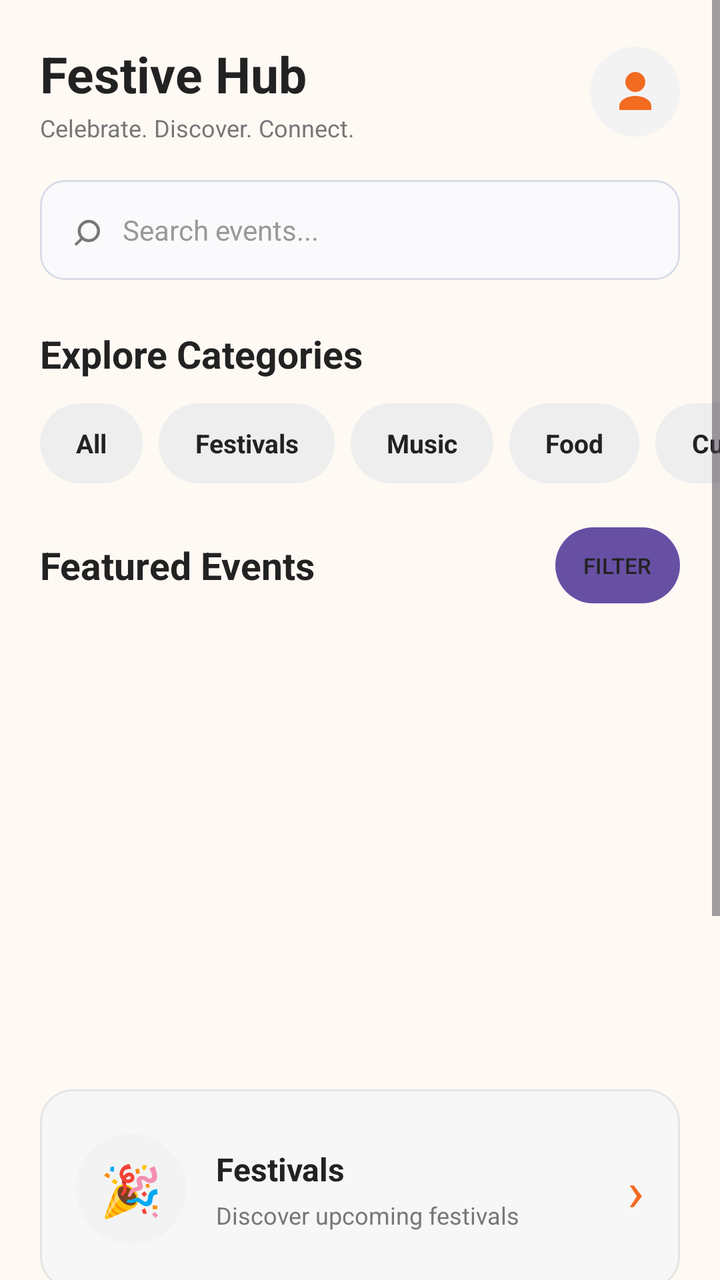
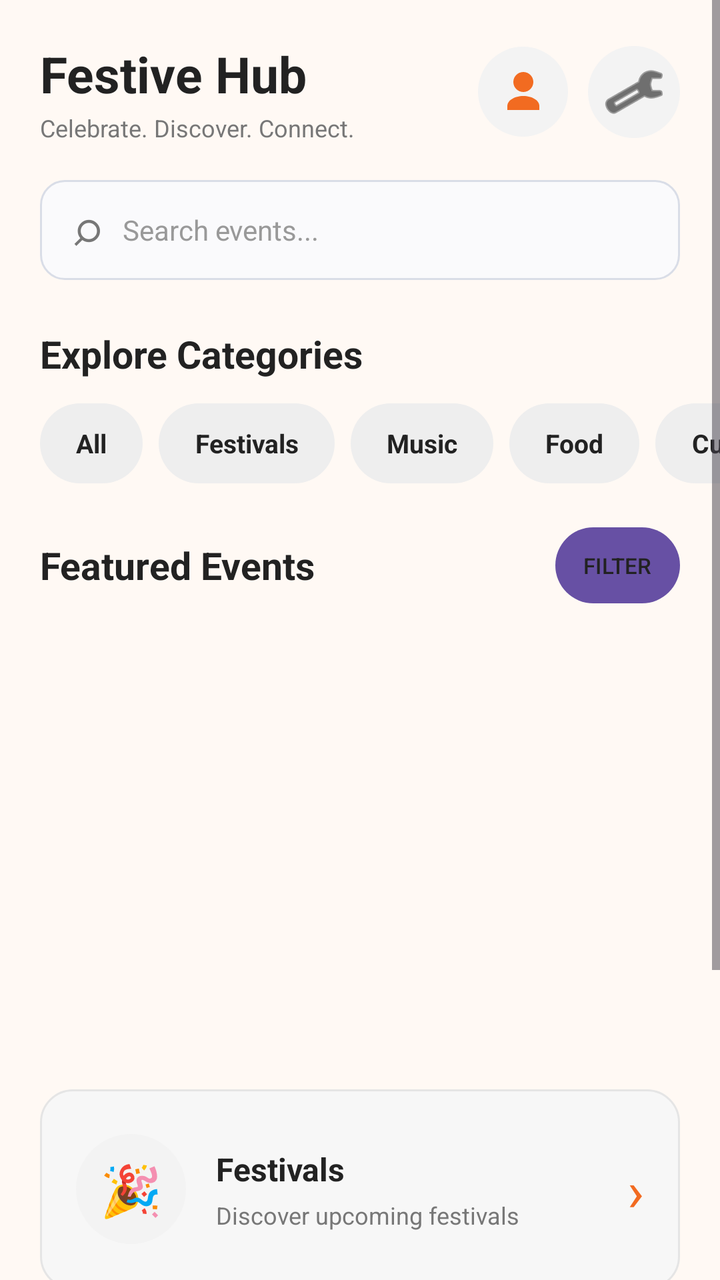

Screens rendered from an Android XML layout before and after an edit, with the pre-edit source and the edit as a unified diff.
<!-- AndroidManifest.xml: application theme Theme.Festive_hub -->
<!-- res/layout/activity_main.xml -->
<?xml version="1.0" encoding="utf-8"?>
<ScrollView
    xmlns:android="http://schemas.android.com/apk/res/android"
    xmlns:app="http://schemas.android.com/apk/res-auto"
    xmlns:tools="http://schemas.android.com/tools"
    android:layout_width="match_parent"
    android:layout_height="match_parent"
    android:background="#FFF9F4"
    android:fillViewport="true"
    tools:context=".MainActivity">

    <LinearLayout
        android:id="@+id/main"
        android:layout_width="match_parent"
        android:layout_height="wrap_content"
        android:orientation="vertical"
        android:paddingBottom="24dp">

        <LinearLayout
            android:layout_width="match_parent"
            android:layout_height="wrap_content"
            android:gravity="center_vertical"
            android:orientation="horizontal"
            android:paddingStart="20dp"
            android:paddingTop="20dp"
            android:paddingEnd="20dp"
            android:paddingBottom="12dp">

            <LinearLayout
                android:layout_width="0dp"
                android:layout_height="wrap_content"
                android:layout_weight="1"
                android:orientation="vertical">

                <TextView
                    android:layout_width="wrap_content"
                    android:layout_height="wrap_content"
                    android:text="Festive Hub"
                    android:textColor="#222222"
                    android:textSize="25sp"
                    android:textStyle="bold" />

                <TextView
                    android:layout_width="wrap_content"
                    android:layout_height="wrap_content"
                    android:layout_marginTop="2dp"
                    android:text="Celebrate. Discover. Connect."
                    android:textColor="#777777"
                    android:textSize="12sp" />

            </LinearLayout>

            <ImageButton
                android:id="@+id/btnProfile"
                android:layout_width="45dp"
                android:layout_height="45dp"
                android:background="@drawable/bg_circle_light"
                android:contentDescription="Profile"
                android:padding="10dp"
                app:srcCompat="@drawable/ic_profile" />

        </LinearLayout>

        <LinearLayout
            android:layout_width="match_parent"
            android:layout_height="50dp"
            android:layout_marginStart="20dp"
            android:layout_marginTop="6dp"
            android:layout_marginEnd="20dp"
            android:background="@drawable/bg_input"
            android:gravity="center_vertical"
            android:orientation="horizontal"
            android:paddingStart="16dp"
            android:paddingEnd="16dp">

            <TextView
                android:layout_width="wrap_content"
                android:layout_height="wrap_content"
                android:text="⌕"
                android:textColor="#777777"
                android:textSize="24sp" />

            <EditText
                android:id="@+id/etSearchEvents"
                android:layout_width="0dp"
                android:layout_height="match_parent"
                android:layout_marginStart="10dp"
                android:layout_weight="1"
                android:background="@android:color/transparent"
                android:hint="Search events..."
                android:singleLine="true"
                android:textColor="#222222"
                android:textColorHint="#999999"
                android:textSize="14sp" />

        </LinearLayout>

        <TextView
            android:layout_width="wrap_content"
            android:layout_height="wrap_content"
            android:layout_marginStart="20dp"
            android:layout_marginTop="24dp"
            android:text="Explore Categories"
            android:textColor="#222222"
            android:textSize="19sp"
            android:textStyle="bold" />

        <HorizontalScrollView
            android:layout_width="match_parent"
            android:layout_height="wrap_content"
            android:layout_marginTop="12dp"
            android:scrollbars="none">

            <LinearLayout
                android:layout_width="wrap_content"
                android:layout_height="wrap_content"
                android:orientation="horizontal"
                android:paddingStart="20dp"
                android:paddingEnd="20dp">

                <TextView
                    android:id="@+id/categoryAll"
                    android:layout_width="wrap_content"
                    android:layout_height="40dp"
                    android:background="@drawable/bg_category"
                    android:gravity="center"
                    android:paddingStart="18dp"
                    android:paddingEnd="18dp"
                    android:text="All"
                    android:textColor="#222222"
                    android:textSize="13sp"
                    android:textStyle="bold" />

                <TextView
                    android:id="@+id/categoryFestivals"
                    android:layout_width="wrap_content"
                    android:layout_height="40dp"
                    android:layout_marginStart="8dp"
                    android:background="@drawable/bg_category"
                    android:gravity="center"
                    android:paddingStart="18dp"
                    android:paddingEnd="18dp"
                    android:text="Festivals"
                    android:textColor="#222222"
                    android:textSize="13sp"
                    android:textStyle="bold" />

                <TextView
                    android:id="@+id/categoryMusic"
                    android:layout_width="wrap_content"
                    android:layout_height="40dp"
                    android:layout_marginStart="8dp"
                    android:background="@drawable/bg_category"
                    android:gravity="center"
                    android:paddingStart="18dp"
                    android:paddingEnd="18dp"
                    android:text="Music"
                    android:textColor="#222222"
                    android:textSize="13sp"
                    android:textStyle="bold" />

                <TextView
                    android:id="@+id/categoryFood"
                    android:layout_width="wrap_content"
                    android:layout_height="40dp"
                    android:layout_marginStart="8dp"
                    android:background="@drawable/bg_category"
                    android:gravity="center"
                    android:paddingStart="18dp"
                    android:paddingEnd="18dp"
                    android:text="Food"
                    android:textColor="#222222"
                    android:textSize="13sp"
                    android:textStyle="bold" />

                <TextView
                    android:id="@+id/categoryCulture"
                    android:layout_width="wrap_content"
                    android:layout_height="40dp"
                    android:layout_marginStart="8dp"
                    android:background="@drawable/bg_category"
                    android:gravity="center"
                    android:paddingStart="18dp"
                    android:paddingEnd="18dp"
                    android:text="Culture"
                    android:textColor="#222222"
                    android:textSize="13sp"
                    android:textStyle="bold" />

            </LinearLayout>

        </HorizontalScrollView>

        <LinearLayout
            android:layout_width="match_parent"
            android:layout_height="wrap_content"
            android:layout_marginStart="20dp"
            android:layout_marginTop="22dp"
            android:layout_marginEnd="20dp"
            android:gravity="center_vertical"
            android:orientation="horizontal">

            <TextView
                android:layout_width="0dp"
                android:layout_height="wrap_content"
                android:layout_weight="1"
                android:text="Featured Events"
                android:textColor="#222222"
                android:textSize="19sp"
                android:textStyle="bold" />

            <Button
                android:id="@+id/btnFilter"
                android:layout_width="wrap_content"
                android:layout_height="38dp"
                android:background="@drawable/bg_filter_button"
                android:minWidth="0dp"
                android:paddingStart="14dp"
                android:paddingEnd="14dp"
                android:text="FILTER"
                android:textAllCaps="false"
                android:textColor="#222222"
                android:textSize="11sp" />

        </LinearLayout>

        <androidx.viewpager2.widget.ViewPager2
            android:id="@+id/bannerCarousel"
            android:layout_width="match_parent"
            android:layout_height="200dp"
            android:layout_marginStart="20dp"
            android:layout_marginTop="13dp"
            android:layout_marginEnd="20dp"
            android:clipChildren="false"
            android:clipToPadding="false" />

        <LinearLayout
            android:id="@+id/bannerDots"
            android:layout_width="match_parent"
            android:layout_height="wrap_content"
            android:layout_marginTop="8dp"
            android:gravity="center"
            android:orientation="horizontal" />

        <LinearLayout
            android:id="@+id/cardFestivals"
            android:layout_width="match_parent"
            android:layout_height="100dp"
            android:layout_marginStart="20dp"
            android:layout_marginTop="22dp"
            android:layout_marginEnd="20dp"
            android:background="@drawable/bg_card"
            android:gravity="center_vertical"
            android:orientation="horizontal"
            android:padding="18dp">

            <TextView
                android:layout_width="55dp"
                android:layout_height="55dp"
                android:background="@drawable/bg_circle_light"
                android:gravity="center"
                android:text="🎉"
                android:textSize="25sp" />

            <LinearLayout
                android:layout_width="0dp"
                android:layout_height="wrap_content"
                android:layout_marginStart="15dp"
                android:layout_weight="1"
                android:orientation="vertical">

                <TextView
                    android:layout_width="wrap_content"
                    android:layout_height="wrap_content"
                    android:text="Festivals"
                    android:textColor="#222222"
                    android:textSize="16sp"
                    android:textStyle="bold" />

                <TextView
                    android:layout_width="wrap_content"
                    android:layout_height="wrap_content"
                    android:layout_marginTop="4dp"
                    android:text="Discover upcoming festivals"
                    android:textColor="#777777"
                    android:textSize="12sp" />

            </LinearLayout>

            <TextView
                android:layout_width="wrap_content"
                android:layout_height="wrap_content"
                android:text="›"
                android:textColor="#F26B21"
                android:textSize="28sp" />

        </LinearLayout>

        <LinearLayout
            android:id="@+id/cardEvents"
            android:layout_width="match_parent"
            android:layout_height="100dp"
            android:layout_marginStart="20dp"
            android:layout_marginTop="12dp"
            android:layout_marginEnd="20dp"
            android:background="@drawable/bg_card"
            android:gravity="center_vertical"
            android:orientation="horizontal"
            android:padding="18dp">

            <TextView
                android:layout_width="55dp"
                android:layout_height="55dp"
                android:background="@drawable/bg_circle_light"
                android:gravity="center"
                android:text="📅"
                android:textSize="25sp" />

            <LinearLayout
                android:layout_width="0dp"
                android:layout_height="wrap_content"
                android:layout_marginStart="15dp"
                android:layout_weight="1"
                android:orientation="vertical">

                <TextView
                    android:layout_width="wrap_content"
                    android:layout_height="wrap_content"
                    android:text="Events"
                    android:textColor="#222222"
                    android:textSize="16sp"
                    android:textStyle="bold" />

                <TextView
                    android:layout_width="wrap_content"
                    android:layout_height="wrap_content"
                    android:layout_marginTop="4dp"
                    android:text="Find exciting events near you"
                    android:textColor="#777777"
                    android:textSize="12sp" />

            </LinearLayout>

            <TextView
                android:layout_width="wrap_content"
                android:layout_height="wrap_content"
                android:text="›"
                android:textColor="#F26B21"
                android:textSize="28sp" />

        </LinearLayout>

        <TextView
            android:layout_width="wrap_content"
            android:layout_height="wrap_content"
            android:layout_marginStart="20dp"
            android:layout_marginTop="26dp"
            android:text="Upcoming Events"
            android:textColor="#222222"
            android:textSize="19sp"
            android:textStyle="bold" />

        <TextView
            android:id="@+id/tvNoEvents"
            android:layout_width="match_parent"
            android:layout_height="wrap_content"
            android:layout_marginStart="20dp"
            android:layout_marginTop="20dp"
            android:layout_marginEnd="20dp"
            android:gravity="center"
            android:text="No upcoming events available."
            android:textColor="#777777"
            android:textSize="15sp"
            android:visibility="gone" />

        <TextView
            android:id="@+id/btnSettings"
            android:layout_width="50dp"
            android:layout_height="50dp"
            android:background="@drawable/bg_circle_light"
            android:clickable="true"
            android:contentDescription="Settings"
            android:focusable="true"
            android:gravity="center"
            android:text="⚙"
            android:textColor="#F26B21"
            android:textSize="24sp" />
        <LinearLayout
            android:id="@+id/eventsContainer"
            android:layout_width="match_parent"
            android:layout_height="wrap_content"
            android:layout_marginTop="12dp"
            android:orientation="vertical"
            android:paddingStart="20dp"
            android:paddingEnd="20dp" />

    </LinearLayout>

</ScrollView>
<!-- resources referenced by this layout -->
<resources>
  <!-- drawable bg_card (drawable) -->
  <?xml version="1.0" encoding="utf-8"?>
  <shape xmlns:android="http://schemas.android.com/apk/res/android"
      android:shape="rectangle">
  
      <solid android:color="#F7F7F7"/>
  
      <stroke
          android:width="1dp"
          android:color="#E5E5E5"/>
  
      <corners android:radius="16dp"/>
  
  </shape>
  <!-- drawable bg_category (drawable) -->
  <?xml version="1.0" encoding="utf-8"?>
  <selector xmlns:android="http://schemas.android.com/apk/res/android">
  
      <item android:state_selected="true">
          <shape android:shape="rectangle">
              <solid android:color="#F26B21" />
              <corners android:radius="20dp" />
              <padding
                  android:left="12dp"
                  android:right="12dp"
                  android:top="6dp"
                  android:bottom="6dp" />
          </shape>
      </item>
  
      <item>
          <shape android:shape="rectangle">
              <solid android:color="#EEEEEE" />
              <corners android:radius="20dp" />
              <padding
                  android:left="12dp"
                  android:right="12dp"
                  android:top="6dp"
                  android:bottom="6dp" />
          </shape>
      </item>
  
  </selector>
  <!-- drawable bg_circle_light (drawable) -->
  <?xml version="1.0" encoding="utf-8"?>
  <shape xmlns:android="http://schemas.android.com/apk/res/android"
      android:shape="oval">
  
      <solid android:color="#F3F3F3"/>
  
  </shape>
  <!-- drawable bg_filter_button (drawable) -->
  <?xml version="1.0" encoding="utf-8"?>
  <shape xmlns:android="http://schemas.android.com/apk/res/android"
      android:shape="rectangle">
  
      <solid android:color="#111111" />
  
      <corners android:radius="24dp" />
  
  </shape>
  <!-- drawable bg_input (drawable) -->
  <?xml version="1.0" encoding="utf-8"?>
  <shape xmlns:android="http://schemas.android.com/apk/res/android"
      android:shape="rectangle">
  
      <solid android:color="#FAFAFC" />
  
      <stroke
          android:width="1dp"
          android:color="#D9DDE7" />
  
      <corners android:radius="12dp" />
  
      <padding
          android:left="16dp"
          android:right="16dp" />
  
  </shape>
  <!-- drawable ic_profile (drawable) -->
  <?xml version="1.0" encoding="utf-8"?>
  <vector xmlns:android="http://schemas.android.com/apk/res/android"
      android:width="24dp"
      android:height="24dp"
      android:viewportWidth="24"
      android:viewportHeight="24">
  
      <path
          android:fillColor="#F26B21"
          android:pathData="M12,12c2.76,0 5,-2.24 5,-5s-2.24,-5 -5,-5 -5,2.24 -5,5 2.24,5 5,5z" />
  
      <path
          android:fillColor="#F26B21"
          android:pathData="M12,14c-4.42,0 -8,2.24 -8,5v2h16v-2c0,-2.76 -3.58,-5 -8,-5z" />
  
  </vector>
  <style name="Theme.Festive_hub" parent="Base.Theme.Festive_hub" />
  <style name="Base.Theme.Festive_hub" parent="Theme.Material3.DayNight.NoActionBar">
          
          
      </style>
</resources>

<!-- the commit's change to res/layout/activity_main.xml (unified diff, before → after) -->
@@ -58,6 +58,31 @@
                 android:contentDescription="Profile"
                 android:padding="10dp"
                 app:srcCompat="@drawable/ic_profile" />
+
+            <ImageButton
+                android:id="@+id/btnSettings"
+                android:layout_width="46dp"
+                android:layout_height="46dp"
+                android:layout_marginStart="10dp"
+                android:background="@drawable/bg_circle_light"
+                android:contentDescription="Settings"
+                android:padding="12dp"
+                android:src="@android:drawable/ic_menu_preferences"
+                app:tint="#171717" />
+
+            <TextView
+                android:id="@+id/btnVolunteer"
+                android:layout_width="46dp"
+                android:layout_height="46dp"
+                android:layout_marginStart="10dp"
+                android:background="@drawable/bg_circle_light"
+                android:clickable="true"
+                android:contentDescription="Volunteer Dashboard"
+                android:focusable="true"
+                android:gravity="center"
+                android:text="🤝"
+                android:textSize="22sp"
+                android:visibility="gone" />
 
         </LinearLayout>
 
@@ -373,18 +398,6 @@
             android:textSize="15sp"
             android:visibility="gone" />
 
-        <TextView
-            android:id="@+id/btnSettings"
-            android:layout_width="50dp"
-            android:layout_height="50dp"
-            android:background="@drawable/bg_circle_light"
-            android:clickable="true"
-            android:contentDescription="Settings"
-            android:focusable="true"
-            android:gravity="center"
-            android:text="⚙"
-            android:textColor="#F26B21"
-            android:textSize="24sp" />
         <LinearLayout
             android:id="@+id/eventsContainer"
             android:layout_width="match_parent"
